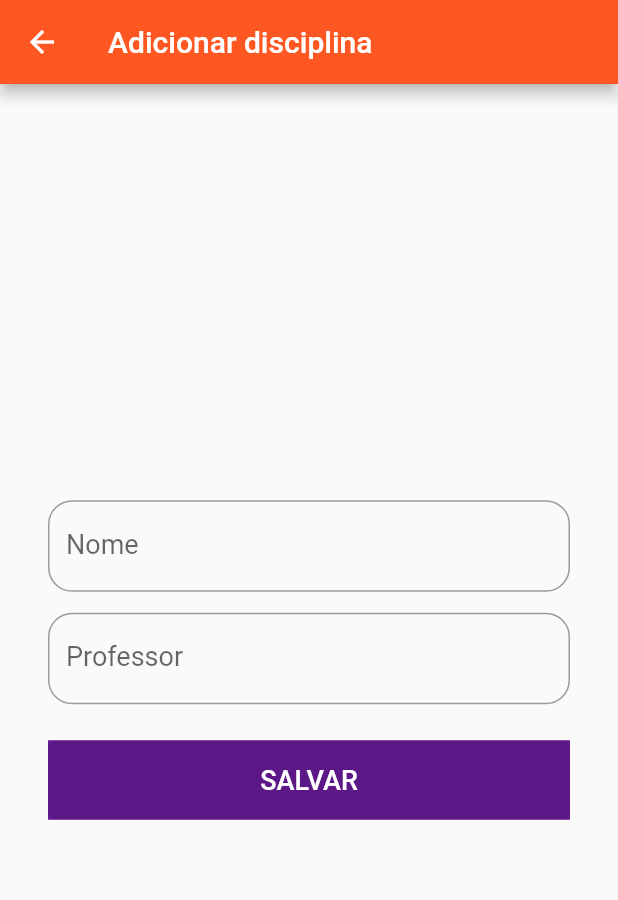
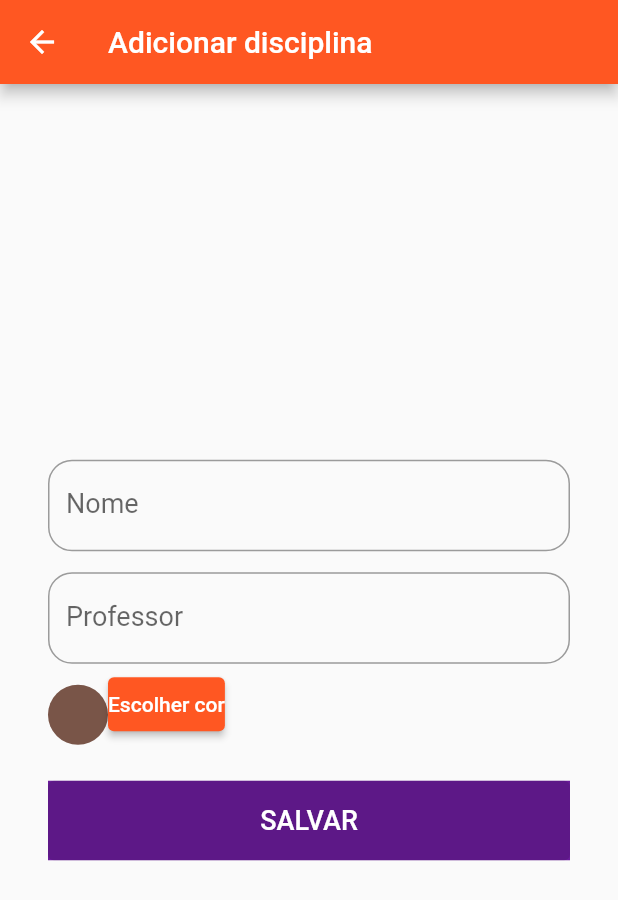
Before and after one commit to GL-Tech-Solutions/to-do-list-universitario, a Flutter app: the screen it shows after launch, item 2 of the bottom bar chosen, after a tap on the "add" icon, on a phone screen of 412 x 824 dp. Shown: the top 900 px of the screen. Run offline on Flutter 3.47's test engine with Material 2 defaults, Android fonts, the phone set to English and light mode, and no system bars; our stand-ins replace flutter_colorpicker, mask_text_input_formatter, shared_preferences.

Commit message:
Escolha de cor para disciplina

```diff
--- a/lib/pages/adicionar_disciplina_page.dart
+++ b/lib/pages/adicionar_disciplina_page.dart
@@ -1,17 +1,22 @@
+import 'dart:math';
+import 'dart:ui';
+import 'package:flutter_colorpicker/flutter_colorpicker.dart';
+
 import 'package:flutter/material.dart';
 
 class AdicionarDisciplinaPage extends StatefulWidget {
   const AdicionarDisciplinaPage({super.key});
-
-
   @override
   State<AdicionarDisciplinaPage> createState() => _AdicionarDisciplinaPageState();
 }
+
 
 class _AdicionarDisciplinaPageState extends State<AdicionarDisciplinaPage> {
   final _form = GlobalKey<FormState>(); // Gera uma key (identificador) para o formulário
   final _nome = TextEditingController();
   final _professor = TextEditingController();
+  Color color = Colors.primaries[Random().nextInt(Colors.primaries.length)];
+
 
   @override
   Widget build(BuildContext context) {
@@ -22,7 +27,8 @@ class _AdicionarDisciplinaPageState extends State<AdicionarDisciplinaPage> {
         ),
       ),
       body: Center(
-        child: Padding(
+        child:
+        Padding(
           padding: EdgeInsets.all(32),
           child: SingleChildScrollView(
             reverse: true,
@@ -61,9 +67,31 @@ class _AdicionarDisciplinaPageState extends State<AdicionarDisciplinaPage> {
                             labelText: 'Professor'
                           ),
                         ),
-                      )
+                      ),
                     ],
                   ),
+                ),
+                Row(
+                  children: [
+                Padding(padding: EdgeInsets.only(top:14),
+                        child: Container(
+                          decoration: BoxDecoration(
+                            shape: BoxShape.circle,
+                            color: color,
+                          ),
+                          width: 40,
+                          height: 40,
+                        ),
+                      ),
+                      const SizedBox(height: 32),
+                      ElevatedButton(
+                        style: ElevatedButton.styleFrom(padding: EdgeInsets.symmetric()),
+                        child: Text('Escolher cor',
+                        style: TextStyle(fontSize: 14),
+                        ),
+                        onPressed: () => pickColor(context),
+            ),
+            ],
                 ),
                 Container(
                   decoration: BoxDecoration(
@@ -96,4 +124,34 @@ class _AdicionarDisciplinaPageState extends State<AdicionarDisciplinaPage> {
       ),
     );
   }
+
+ Widget buildColorPicker() => ColorPicker(
+    pickerColor: color,
+    enableAlpha: false,
+    showLabel: false,
+    onColorChanged: (color) => setState(() => this.color = color),
+ );
+
+
+ void pickColor(BuildContext context) => showDialog(
+    context: context,
+    builder: (context) => AlertDialog(
+      title: Text('Escolha a cor para a disciplina'),
+      content: Column(
+        mainAxisSize: MainAxisSize.min,
+        children: [
+          buildColorPicker(),
+        TextButton(
+          child: Text(
+            'SELECIONAR',
+        style: TextStyle(
+          fontSize: 14,
+        ),
+        ),
+        onPressed: () => Navigator.of(context).pop(),
+          ),
+         ],
+      ),
+    )
+ );
 }
--- a/lib/pages/disciplinas_page.dart
+++ b/lib/pages/disciplinas_page.dart
@@ -64,7 +64,7 @@ adicionarDisciplina() {
       appBar: AppBar(
         title: Text('Disciplinas'),
         actions: [
-          IconButton(onPressed: adicionarDisciplina, icon: Icon(Icons.add))
+          IconButton(onPressed: null, icon: Icon(Icons.menu))
         ],
       ),
       body: ListView.separated( //Corpo do App - Neste caso, uma ListView
@@ -103,6 +103,12 @@ adicionarDisciplina() {
         separatorBuilder: (_, __) => Divider(),  //Separa os componentes da lista com linhas
         itemCount: tabela.length, //Tamanho da lista que será renderizada (Informação necessária para o Flutter)
         ),
+         floatingActionButton: FloatingActionButton(
+            onPressed: (() => adicionarDisciplina()),
+            elevation: 5,
+            backgroundColor: Colors.deepOrange[400],
+            child: Icon(Icons.add, size: 30,)
+         ),
     );
   }
 }
--- a/pubspec.yaml
+++ b/pubspec.yaml
@@ -38,6 +38,7 @@ dependencies:
   # Use with the CupertinoIcons class for iOS style icons.
   cupertino_icons: ^1.0.2
   mask_text_input_formatter: ^2.4.0
+  flutter_colorpicker: ^1.0.3
 
 dev_dependencies:
   flutter_test:
```
Also changed, not shown: pubspec.lock.
